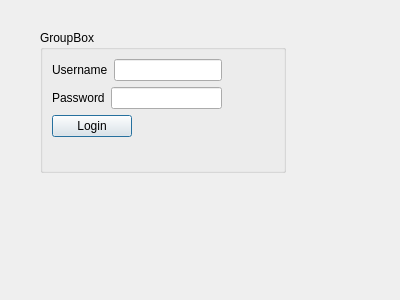
Before: the Qt Designer form Mapping-My-Trip/login.ui in vinh3978/Mapping-My-Trip-Qt-creator-8, drawn with Qt 5.
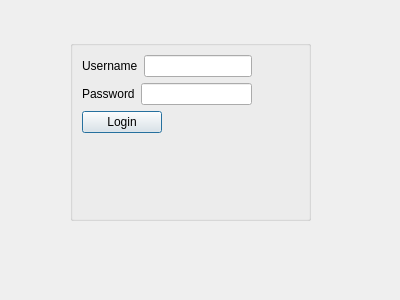
After: the same form once the commit is applied.

Commit message: Map showing in London as default

What changed in the file:
```diff
--- a/Mapping-My-Trip/login.ui
+++ b/Mapping-My-Trip/login.ui
@@ -16,14 +16,14 @@
   <widget class="QGroupBox" name="groupBox">
    <property name="geometry">
     <rect>
-     <x>40</x>
-     <y>30</y>
-     <width>246</width>
-     <height>143</height>
+     <x>70</x>
+     <y>40</y>
+     <width>241</width>
+     <height>181</height>
     </rect>
    </property>
    <property name="title">
-    <string>GroupBox</string>
+    <string/>
    </property>
    <layout class="QFormLayout" name="formLayout_2">
     <item row="0" column="0">
@@ -65,6 +65,9 @@
         <property name="text">
          <string>Login</string>
         </property>
+        <property name="default">
+         <bool>true</bool>
+        </property>
        </widget>
       </item>
      </layout>
```
Left out of the diff: 2 changed lines with no effect on the pictures. The commit also changes 5 other files.
